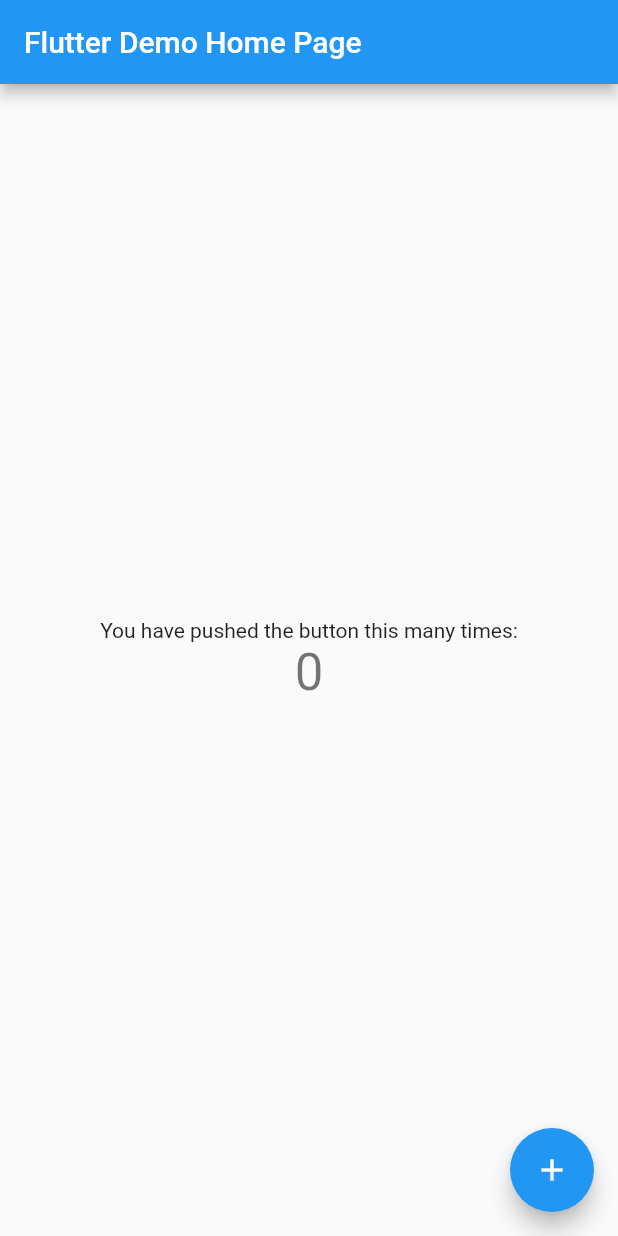
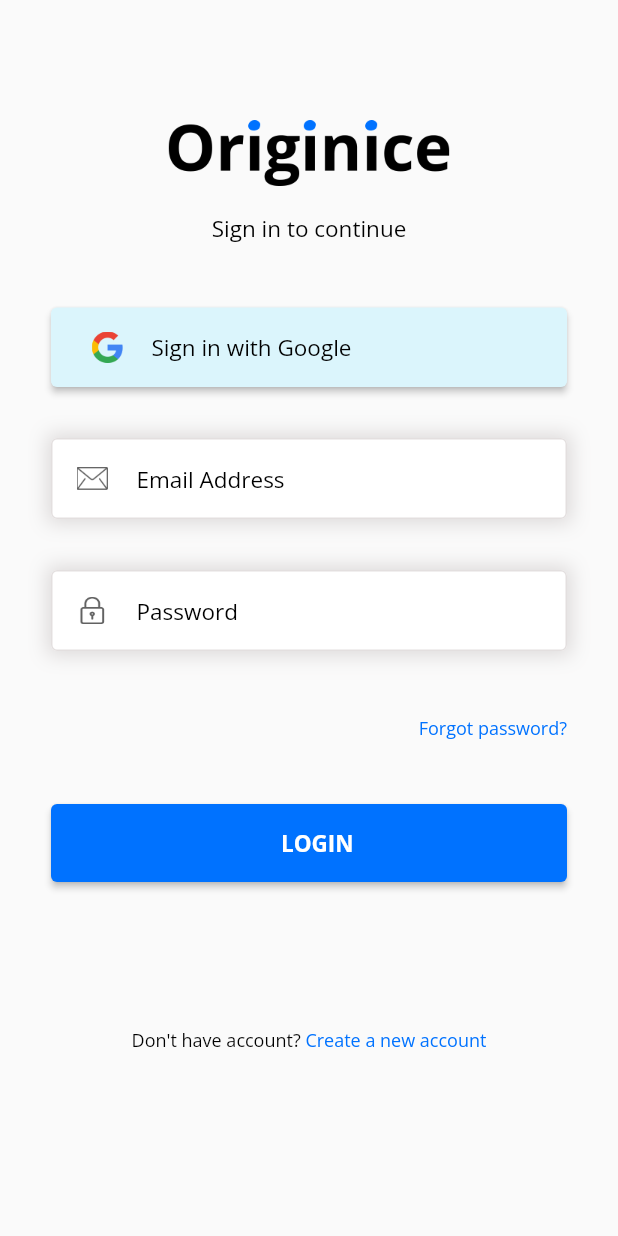
Before and after one commit to hamzaharrayhan/originice, a Flutter app: the screen it shows after launch, on a phone screen of 412 x 824 dp. Run offline on Flutter 3.47's test engine with Material 2 defaults, Android fonts, the phone set to English and light mode, and no system bars; our stand-ins replace get, google_fonts.

Commit message:
slicing sign in, sign up

```diff
--- /dev/null
+++ b/lib/Component/button/button.dart
@@ -0,0 +1,74 @@
+import 'package:flutter/material.dart';
+
+class CustomButton extends StatefulWidget {
+  final Text text;
+  final Color color;
+  final String iconDir;
+  final GestureTapCallback onPressed;
+
+  CustomButton(
+      {required this.onPressed,
+      required this.color,
+      required this.text,
+      required this.iconDir});
+  @override
+  _CustomButtonState createState() => _CustomButtonState();
+}
+
+class _CustomButtonState extends State<CustomButton> {
+  @override
+  Widget build(BuildContext context) {
+    return Container(
+        child: ElevatedButton(
+      style: ElevatedButton.styleFrom(
+        primary: widget.color,
+        minimumSize: Size(double.infinity, 2),
+      ),
+      onPressed: widget.onPressed,
+      child: Container(
+        padding: EdgeInsets.only(left: 11, top: 16, bottom: 16),
+        child: Row(children: [
+          Padding(
+            padding: EdgeInsets.only(right: 19),
+            child: Image(width: 21, image: AssetImage(widget.iconDir)),
+          ),
+          widget.text
+        ]),
+      ),
+    ));
+  }
+}
+
+class TextCenterButton extends StatefulWidget {
+  final Text text;
+  final Color color;
+  final GestureTapCallback onPressed;
+
+  TextCenterButton({
+    required this.onPressed,
+    required this.color,
+    required this.text,
+  });
+  @override
+  _TextCenterButtonState createState() => _TextCenterButtonState();
+}
+
+class _TextCenterButtonState extends State<TextCenterButton> {
+  @override
+  Widget build(BuildContext context) {
+    return Container(
+        child: ElevatedButton(
+      style: ElevatedButton.styleFrom(
+        primary: widget.color,
+        minimumSize: Size(double.infinity, 2),
+      ),
+      onPressed: widget.onPressed,
+      child: Container(
+        padding: EdgeInsets.only(left: 11, top: 16, bottom: 16),
+        child: Row(
+            mainAxisAlignment: MainAxisAlignment.center,
+            children: [widget.text]),
+      ),
+    ));
+  }
+}
--- /dev/null
+++ b/lib/Component/text-input/customTextInput.dart
@@ -0,0 +1,68 @@
+import 'package:flutter/material.dart';
+
+class CustomTextInput extends StatefulWidget {
+  final String text;
+  final Color color;
+  final String iconDir;
+  final GestureTapCallback onPressed;
+  final String? Function(String?)? validator;
+  final TextInputType keyboardType;
+  final bool obscureText;
+
+  CustomTextInput(
+      {required this.onPressed,
+      required this.color,
+      required this.text,
+      required this.validator,
+      required this.keyboardType,
+      required this.iconDir,
+      required this.obscureText});
+  @override
+  _CustomTextInputState createState() => _CustomTextInputState();
+}
+
+class _CustomTextInputState extends State<CustomTextInput> {
+  bool onFocus = false;
+  @override
+  Widget build(BuildContext context) {
+    return Container(
+      decoration: new BoxDecoration(color: Colors.transparent, boxShadow: [
+        BoxShadow(
+          color: Color.fromRGBO(130, 118, 118, 0.25),
+          spreadRadius: 3,
+          blurRadius: 10,
+        )
+      ]),
+      child: TextFormField(
+          obscureText: widget.obscureText,
+          validator: widget.validator,
+          autofocus: false,
+          onTap: widget.onPressed,
+          keyboardType: widget.keyboardType,
+          decoration: InputDecoration(
+            enabledBorder: OutlineInputBorder(
+              borderRadius: BorderRadius.circular(4),
+              borderSide: BorderSide(
+                color: Color.fromRGBO(227, 223, 223, 1),
+                width: 1.0,
+              ),
+            ),
+            focusedBorder: UnderlineInputBorder(
+                borderSide: BorderSide(color: Colors.blue.shade100, width: 2)),
+            filled: true,
+            contentPadding: EdgeInsets.only(top: 16, bottom: 16),
+            fillColor: widget.color,
+            isDense: true,
+            hintText: widget.text,
+            hintStyle: TextStyle(
+                color: Colors.black, fontSize: 15, fontWeight: FontWeight.w400),
+            prefixIcon: Container(
+              child: Padding(
+                padding: EdgeInsets.only(right: 19, left: 17),
+                child: Image(width: 21, image: AssetImage(widget.iconDir)),
+              ),
+            ),
+          )),
+    );
+  }
+}
--- /dev/null
+++ b/lib/SignInView/signin.dart
@@ -0,0 +1,139 @@
+import 'package:flutter/material.dart';
+import 'package:get/get.dart';
+import 'package:originice/Component/button/button.dart';
+import 'package:originice/Component/text-input/customTextInput.dart';
+
+class SignIn extends StatelessWidget {
+  final GlobalKey<FormState> _formKey = GlobalKey<FormState>();
+  @override
+  Widget build(BuildContext context) {
+    return Scaffold(
+        body: Padding(
+            padding: EdgeInsets.only(left: 34, bottom: 14, right: 34, top: 74),
+            child: Form(
+              key: _formKey,
+              child: Column(
+                crossAxisAlignment: CrossAxisAlignment.center,
+                children: [
+                  Center(
+                    child: Container(
+                      margin: EdgeInsets.only(bottom: 14),
+                      child: Image(
+                        image: AssetImage('assets/illustrations/ill-logo.png'),
+                        width: 205,
+                      ),
+                    ),
+                  ),
+                  Text('Sign in to continue',
+                      style: TextStyle(
+                          fontSize: 15,
+                          fontWeight: FontWeight.w400,
+                          color: Colors.black)),
+                  SizedBox(
+                    height: 43,
+                  ),
+                  CustomButton(
+                      onPressed: () => {},
+                      color: Color.fromRGBO(219, 245, 252, 1),
+                      text: Text(
+                        'Sign in with Google',
+                        style: TextStyle(
+                            color: Colors.black,
+                            fontSize: 15,
+                            fontWeight: FontWeight.w400),
+                      ),
+                      iconDir: 'assets/icons/ic-google-G.png'),
+                  SizedBox(
+                    height: 34,
+                  ),
+                  CustomTextInput(
+                    keyboardType: TextInputType.emailAddress,
+                    validator: (val) {
+                      if (val!.isEmpty) {
+                        return 'Please fill the form!';
+                      } else {
+                        return null;
+                      }
+                    },
+                    onPressed: () => {},
+                    color: Colors.white,
+                    text: "Email Address",
+                    iconDir: 'assets/icons/ic-email.png',
+                    obscureText: false,
+                  ),
+                  SizedBox(
+                    height: 34,
+                  ),
+                  CustomTextInput(
+                    keyboardType: TextInputType.visiblePassword,
+                    validator: (val) {
+                      if (val!.isEmpty) {
+                        return 'Please fill the form!';
+                      } else {
+                        return null;
+                      }
+                    },
+                    onPressed: () => {},
+                    color: Colors.white,
+                    text: "Password",
+                    iconDir: 'assets/icons/ic-padlock.png',
+                    obscureText: true,
+                  ),
+                  Container(
+                    margin: EdgeInsets.only(top: 43, bottom: 43),
+                    child: Row(
+                      mainAxisAlignment: MainAxisAlignment.end,
+                      children: [
+                        InkWell(
+                          child: Text(
+                            "Forgot password?",
+                            style: TextStyle(
+                                color: Color.fromRGBO(0, 114, 255, 1),
+                                fontSize: 12,
+                                fontWeight: FontWeight.w400),
+                          ),
+                          onTap: () {},
+                        )
+                      ],
+                    ),
+                  ),
+                  TextCenterButton(
+                    onPressed: () {
+                      if (!_formKey.currentState!.validate()) {
+                        return;
+                      } else
+                        ScaffoldMessenger.of(context).showSnackBar(SnackBar(
+                            content: Text('Form Completed! Saving...')));
+                    },
+                    color: Color.fromRGBO(0, 114, 255, 1),
+                    text: Text(
+                      "LOGIN",
+                      style: TextStyle(
+                          color: Colors.white,
+                          fontWeight: FontWeight.w700,
+                          fontSize: 15),
+                    ),
+                  ),
+                  SizedBox(
+                    height: 97,
+                  ),
+                  Row(mainAxisAlignment: MainAxisAlignment.center, children: [
+                    Text("Don't have account? ",
+                        style: TextStyle(
+                            color: Colors.black,
+                            fontWeight: FontWeight.w400,
+                            fontSize: 12)),
+                    InkWell(
+                      child: Text('Create a new account',
+                          style: TextStyle(
+                              color: Color.fromRGBO(0, 114, 255, 1),
+                              fontWeight: FontWeight.w400,
+                              fontSize: 12)),
+                      onTap: () => Get.toNamed('/sign-up'),
+                    )
+                  ])
+                ],
+              ),
+            )));
+  }
+}
--- a/lib/main.dart
+++ b/lib/main.dart
@@ -1,113 +1,30 @@
 import 'package:flutter/material.dart';
+import 'package:get/get.dart';
+import 'package:google_fonts/google_fonts.dart';
+import 'package:originice/SignInView/signin.dart';
+import 'package:originice/SignUpView/signup.dart';
 
 void main() {
-  runApp(MyApp());
+  runApp(Home());
 }
 
-class MyApp extends StatelessWidget {
+class Home extends StatelessWidget {
   // This widget is the root of your application.
   @override
   Widget build(BuildContext context) {
-    return MaterialApp(
-      title: 'Flutter Demo',
+    return GetMaterialApp(
+      initialRoute: '/sign-in',
+      getPages: [
+        GetPage(name: '/sign-in', page: () => SignIn()),
+        GetPage(name: '/sign-up', page: () => SignUp()),
+      ],
+      title: 'Originice',
       theme: ThemeData(
-        // This is the theme of your application.
-        //
-        // Try running your application with "flutter run". You'll see the
-        // application has a blue toolbar. Then, without quitting the app, try
-        // changing the primarySwatch below to Colors.green and then invoke
-        // "hot reload" (press "r" in the console where you ran "flutter run",
-        // or simply save your changes to "hot reload" in a Flutter IDE).
-        // Notice that the counter didn't reset back to zero; the application
-        // is not restarted.
-        primarySwatch: Colors.blue,
-      ),
-      home: MyHomePage(title: 'Flutter Demo Home Page'),
+          textTheme: GoogleFonts.openSansTextTheme(
+        Theme.of(context).textTheme,
+      )),
+      home: SignIn(),
+      debugShowCheckedModeBanner: false,
     );
   }
 }
-
-class MyHomePage extends StatefulWidget {
-  MyHomePage({Key? key, required this.title}) : super(key: key);
-
-  // This widget is the home page of your application. It is stateful, meaning
-  // that it has a State object (defined below) that contains fields that affect
-  // how it looks.
-
-  // This class is the configuration for the state. It holds the values (in this
-  // case the title) provided by the parent (in this case the App widget) and
-  // used by the build method of the State. Fields in a Widget subclass are
-  // always marked "final".
-
-  final String title;
-
-  @override
-  _MyHomePageState createState() => _MyHomePageState();
-}
-
-class _MyHomePageState extends State<MyHomePage> {
-  int _counter = 0;
-
-  void _incrementCounter() {
-    setState(() {
-      // This call to setState tells the Flutter framework that something has
-      // changed in this State, which causes it to rerun the build method below
-      // so that the display can reflect the updated values. If we changed
-      // _counter without calling setState(), then the build method would not be
-      // called again, and so nothing would appear to happen.
-      _counter++;
-    });
-  }
-
-  @override
-  Widget build(BuildContext context) {
-    // This method is rerun every time setState is called, for instance as done
-    // by the _incrementCounter method above.
-    //
-    // The Flutter framework has been optimized to make rerunning build methods
-    // fast, so that you can just rebuild anything that needs updating rather
-    // than having to individually change instances of widgets.
-    return Scaffold(
-      appBar: AppBar(
-        // Here we take the value from the MyHomePage object that was created by
-        // the App.build method, and use it to set our appbar title.
-        title: Text(widget.title),
-      ),
-      body: Center(
-        // Center is a layout widget. It takes a single child and positions it
-        // in the middle of the parent.
-        child: Column(
-          // Column is also a layout widget. It takes a list of children and
-          // arranges them vertically. By default, it sizes itself to fit its
-          // children horizontally, and tries to be as tall as its parent.
-          //
-          // Invoke "debug painting" (press "p" in the console, choose the
-          // "Toggle Debug Paint" action from the Flutter Inspector in Android
-          // Studio, or the "Toggle Debug Paint" command in Visual Studio Code)
-          // to see the wireframe for each widget.
-          //
-          // Column has various properties to control how it sizes itself and
-          // how it positions its children. Here we use mainAxisAlignment to
-          // center the children vertically; the main axis here is the vertical
-          // axis because Columns are vertical (the cross axis would be
-          // horizontal).
-          mainAxisAlignment: MainAxisAlignment.center,
-          children: <Widget>[
-            Text(
-              'You have pushed the button this many times:',
-            ),
-            Text(
-              '$_counter',
-              style: Theme.of(context).textTheme.headline4,
-            ),
-          ],
-        ),
-      ),
-      floatingActionButton: FloatingActionButton(
-        onPressed: _incrementCounter,
-        tooltip: 'Increment',
-        child: Icon(Icons.add),
-      ), // This trailing comma makes auto-formatting nicer for build methods.
-    );
-  }
-}
```
Also changed, not shown: lib/SignUpView/signup.dart (added, +141 -0 lines), pubspec.yaml (+8 -6 lines), assets/icons/ic-account.png (added), assets/icons/ic-email.png (added), assets/icons/ic-google-G.png (added), assets/icons/ic-padlock.png (added), assets/illustrations/ill-logo.png (added), pubspec.lock, 1 other file.
